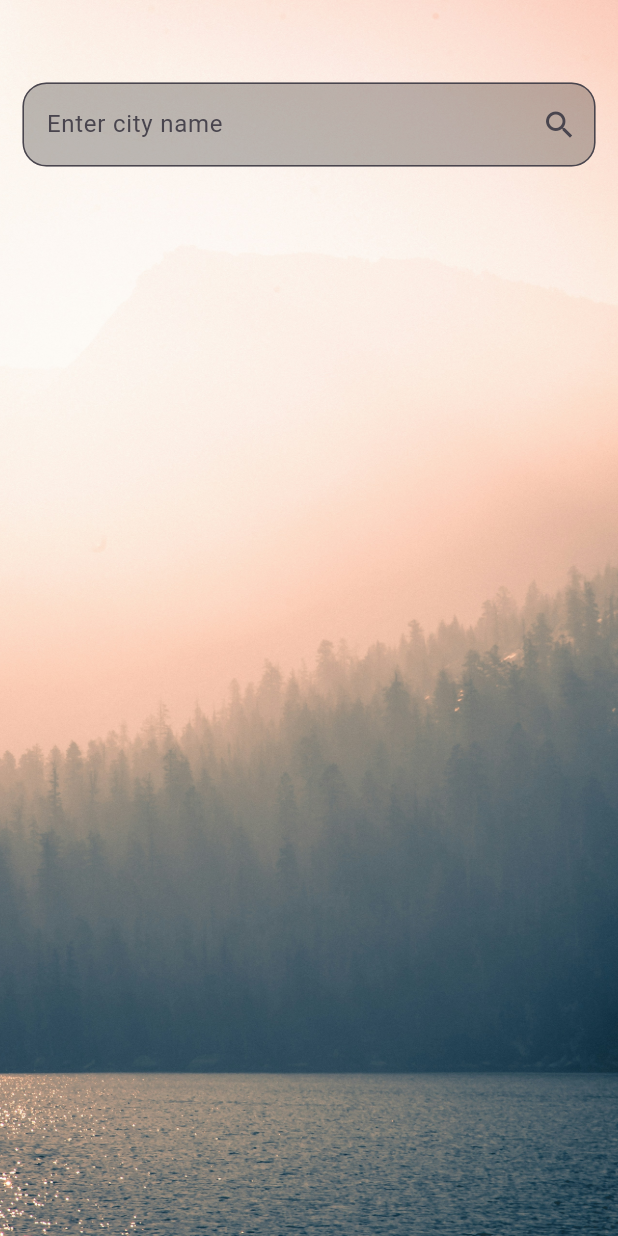
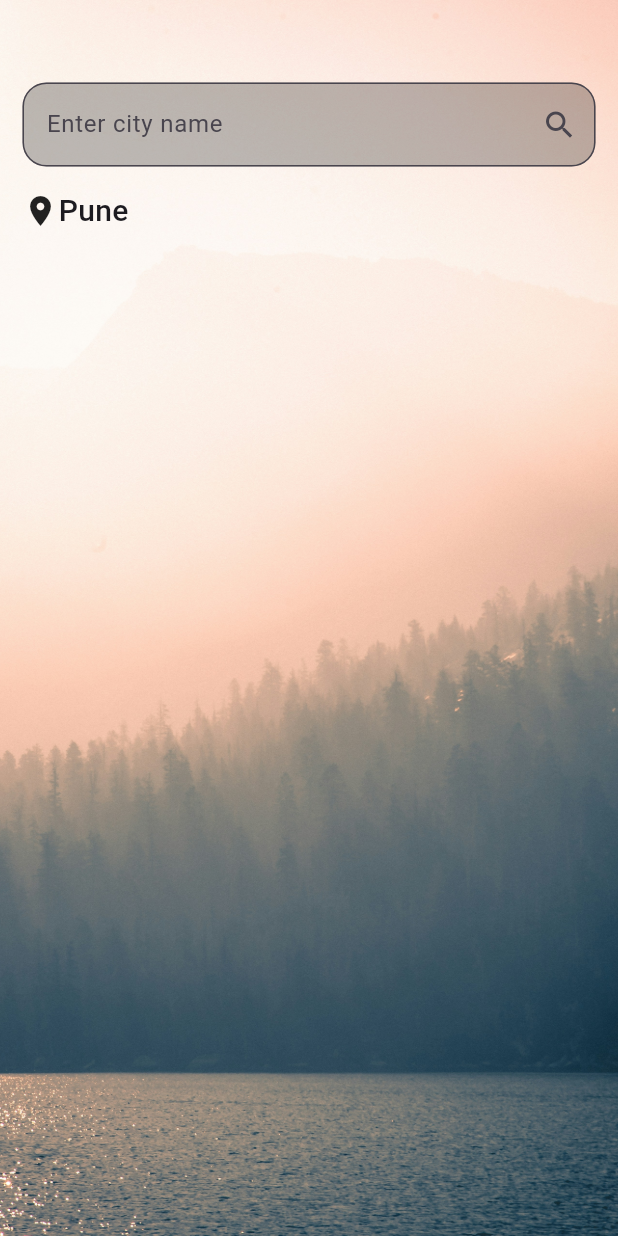
Before and after one commit to guptakaran11/Weather-Forecast-, a Flutter app: the screen it shows after launch, on a phone screen of 412 x 824 dp. Run offline on Flutter 3.47's test engine with Material 3 defaults, Android fonts, the phone set to English and light mode, and no system bars.

Commit message:
front page building

```diff
--- a/lib/View/Screens/weather_page.dart
+++ b/lib/View/Screens/weather_page.dart
@@ -42,6 +42,23 @@ class _HomePageState extends State<WeatherPage> {
                       ),
                     ),
                   ),
+                  SizedBox(
+                    height: 15,
+                  ),
+                  Row(
+                    children: [
+                      Icon(
+                        Icons.location_on,
+                      ),
+                      Text(
+                        'Pune',
+                        style: TextStyle(
+                          fontSize: 20,
+                          fontWeight: FontWeight.w500,
+                        ),
+                      ),
+                    ],
+                  )
                 ],
               ),
             ),
```
